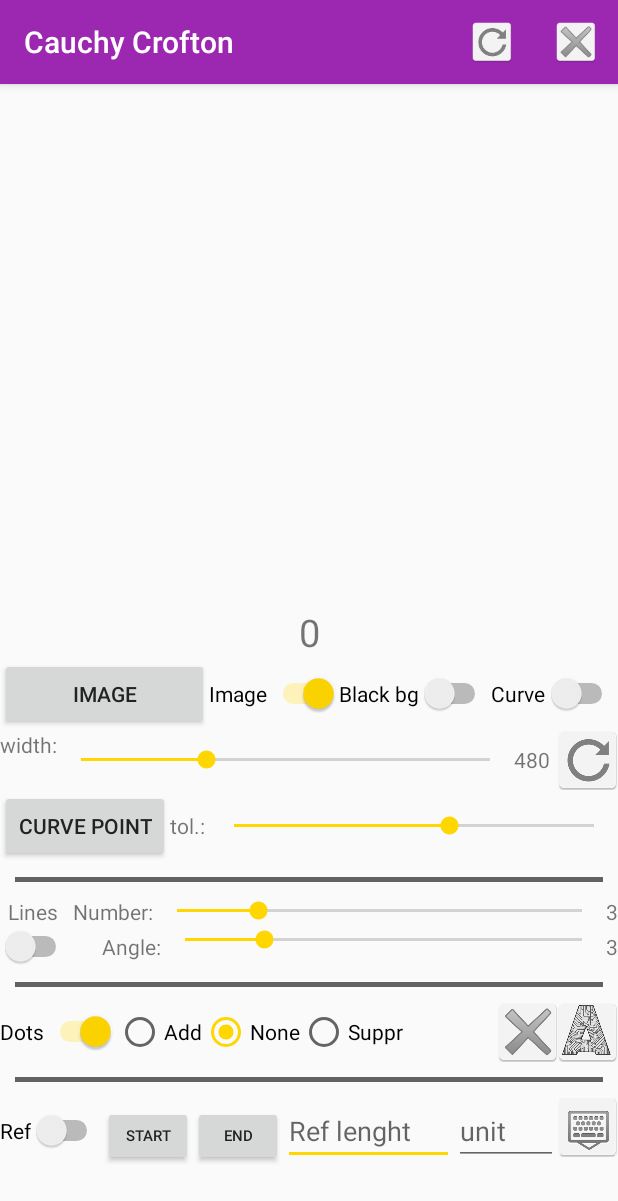
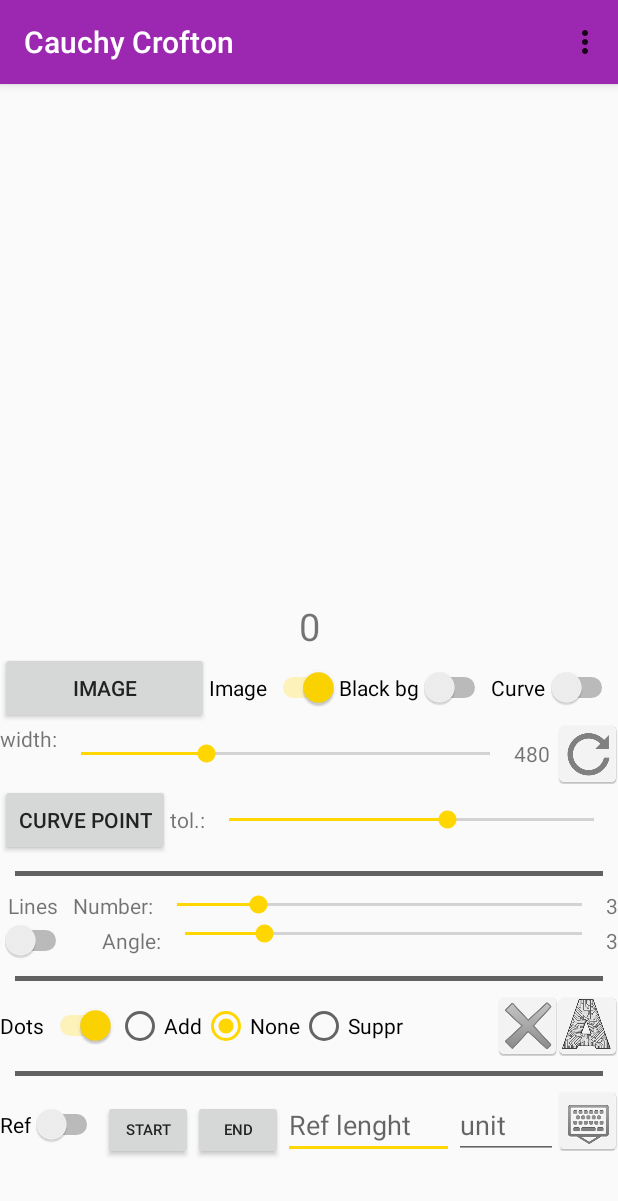
Before and after one commit to pauldubois98/CauchyCroftonApp, an Android app: the screen it shows after launch (MainActivity), on a phone screen of 412 x 824 dp. Shown: the top 1201 px of the screen. Run offline under Robolectric (Android 15) with nearby library versions, the phone set to English and light mode, and no system bars; pictures from the network do not load.

Commit message:
update app (extracting ressources) & update webpages

```diff
--- a/app/src/main/res/layout/activity_main.xml
+++ b/app/src/main/res/layout/activity_main.xml
@@ -27,13 +27,13 @@
 
         <LinearLayout
             android:layout_width="match_parent"
-            android:layout_height="match_parent"
+            android:layout_height="wrap_content"
             android:orientation="vertical">
 
             <ImageView
                 android:id="@+id/img_view"
                 android:layout_width="match_parent"
-                android:layout_height="404dp"
+                android:layout_height="400dp"
                 android:layout_weight="10" />
 
             <TextView
@@ -55,25 +55,25 @@
                     android:layout_weight="1"
                     android:layout_height="wrap_content"
                     android:textColor="@color/colorButton"
-                    android:text="Image"/>
+                    android:text="@string/image_bt_txt"/>
                 <Switch
                     android:id="@+id/switch_image"
                     android:layout_width="wrap_content"
                     android:layout_height="wrap_content"
                     android:checked="true"
-                    android:text="Image" />
+                    android:text="@string/image_swich_txt" />
                 <Switch
                     android:id="@+id/switch_background"
                     android:layout_width="wrap_content"
                     android:layout_height="wrap_content"
                     android:checked="false"
-                    android:text="Black bg" />
+                    android:text="@string/black_bg_switch_txt" />
                 <Switch
                     android:id="@+id/switch_curve"
                     android:layout_width="wrap_content"
                     android:layout_height="wrap_content"
                     android:checked="false"
-                    android:text="Curve" />
+                    android:text="@string/curve_switch_txt" />
             </LinearLayout>
 
 
@@ -84,7 +84,7 @@
                 <TextView
                     android:layout_width="wrap_content"
                     android:layout_height="wrap_content"
-                    android:text="width:"/>
+                    android:text="@string/width_label_txt"/>
                 <SeekBar
                     android:id="@+id/seek_width"
                     android:layout_width="0dp"
@@ -99,20 +99,13 @@
                     android:layout_height="wrap_content"
                     android:layout_gravity="center"
                     android:text="480"/>
-                <!--
-                <Button
-                    android:id="@+id/default_width_bt"
-                    android:layout_width="60dp"
-                    android:layout_height="40dp"
-                    android:text="Reset"
-                    android:textSize="10sp"/>
-                    -->
                 <ImageButton
                     android:id="@+id/default_width_bt"
                     android:layout_width="40dp"
                     android:layout_height="40dp"
                     android:layout_marginLeft="5dp"
-                    android:src="@mipmap/reset"/>
+                    android:src="@mipmap/reset"
+                    android:layout_marginStart="5dp" />
             </LinearLayout>
 
 
@@ -125,13 +118,13 @@
                     android:layout_width="wrap_content"
                     android:layout_height="wrap_content"
                     android:textColor="@color/colorButton"
-                    android:text="Curve point"/>
+                    android:text="@string/curve_point_bt_txt"/>
 
                 <TextView
                     android:layout_width="wrap_content"
                     android:layout_height="wrap_content"
                     android:layout_gravity="center"
-                    android:text="tol.: "/>
+                    android:text="@string/tol_label_txt"/>
                 <SeekBar
                     android:id="@+id/seekTolerance"
                     android:layout_width="0dp"
@@ -160,13 +153,13 @@
                     android:layout_height="wrap_content"
                     android:layout_marginRight="15dp"
                     android:layout_marginLeft="2dp"
-                    android:text="Lines"
+                    android:text="@string/lines_label_txt"
                     android:layout_marginEnd="10dp"
                     android:layout_marginStart="5dp" />
                 <TextView
                     android:layout_width="wrap_content"
                     android:layout_height="wrap_content"
-                    android:text="Number:"/>
+                    android:text="@string/number_label_txt"/>
                 <SeekBar
                     android:id="@+id/seek_nb_lines"
                     android:layout_width="0dp"
@@ -188,11 +181,12 @@
                     android:id="@+id/switch_lines"
                     android:layout_width="wrap_content"
                     android:layout_height="wrap_content"
-                    android:layout_marginRight="20dp" />
+                    android:layout_marginRight="20dp"
+                    android:layout_marginEnd="20dp" />
                 <TextView
                     android:layout_width="wrap_content"
                     android:layout_height="wrap_content"
-                    android:text="Angle:" />
+                    android:text="@string/angle_label_txt" />
                 <SeekBar
                     android:id="@+id/seek_angle_lines"
                     android:layout_width="0dp"
@@ -226,7 +220,7 @@
                     android:layout_gravity="center"
                     android:gravity="center"
                     android:checked="true"
-                    android:text="Dots"/>
+                    android:text="@string/dots_switch_txt"/>
                 <RadioGroup
                     android:layout_width="0dp"
                     android:layout_weight="1"
@@ -237,28 +231,19 @@
                         android:id="@+id/radio_add_bt"
                         android:layout_width="wrap_content"
                         android:layout_height="wrap_content"
-                        android:text="Add"/>
+                        android:text="@string/add_radio_txt"/>
                     <RadioButton
                         android:id="@+id/radio_none_bt"
                         android:layout_width="wrap_content"
                         android:layout_height="wrap_content"
                         android:checked="true"
-                        android:text="None"/>
+                        android:text="@string/none_radio_txt"/>
                     <RadioButton
                         android:id="@+id/radio_suppr_bt"
                         android:layout_width="wrap_content"
                         android:layout_height="wrap_content"
-                        android:text="Suppr"/>
+                        android:text="@string/suppr_radio_txt"/>
                 </RadioGroup>
-                <!--
-                <Button
-                    android:id="@+id/auto_dots_bt"
-                    android:layout_width="wrap_content"
-                    android:layout_height="40dp"
-                    android:textSize="10sp"
-                    android:textColor="@color/colorButton"
-                    android:text="Automatic"/>
-                    -->
                 <ImageButton
                     android:id="@+id/suppr_all_dots"
                     android:layout_width="40dp"
@@ -287,21 +272,21 @@
                     android:layout_width="wrap_content"
                     android:layout_height="wrap_content"
                     android:layout_gravity="center"
-                    android:text="Ref"/>
+                    android:text="@string/ref_switch_txt"/>
                 <Button
                     android:id="@+id/length_ref_begin_bt"
                     android:layout_width="60dp"
                     android:layout_height="40dp"
                     android:textSize="10sp"
                     android:textColor="@color/colorButton"
-                    android:text="start"/>
+                    android:text="@string/start_ref_bt_txt"/>
                 <Button
                     android:id="@+id/length_ref_end_bt"
                     android:layout_width="60dp"
                     android:layout_height="40dp"
                     android:textSize="10sp"
                     android:textColor="@color/colorButton"
-                    android:text="end"/>
+                    android:text="@string/end_ref_bt_txt"/>
                 <EditText
                     android:id="@+id/editTextRefLenght"
                     android:layout_width="0dp"
@@ -309,35 +294,25 @@
                     android:layout_weight="5"
                     android:ems="10"
                     android:inputType="number"
-                    android:hint="Ref lenght"/>
-                <!--- <Spinner
-                    android:layout_width="wrap_content"
-                    android:layout_height="wrap_content">
-
-                </Spinner> -->
+                    android:hint="@string/ref_lenght_label_txt"/>
                 <EditText
                     android:id="@+id/editTextRefUnit"
                     android:layout_width="0dp"
                     android:layout_height="wrap_content"
                     android:layout_weight="3"
-                    android:hint="unit" />
-
-
+                    android:hint="@string/unit_text_edit_hint" />
                 <ImageButton
                     android:id="@+id/keyboard_down_button"
                     android:layout_width="40dp"
                     android:layout_height="40dp"
                     android:src="@mipmap/keyboard_down"/>
+            </LinearLayout>
 
-            </LinearLayout>
+
 
             <TextView
                 android:layout_width="match_parent"
                 android:layout_height="100dp" />
-
-
-
-
         </LinearLayout>
     </ScrollView>
 
--- a/app/src/main/res/menu/main_menu.xml
+++ b/app/src/main/res/menu/main_menu.xml
@@ -2,19 +2,19 @@
 <menu xmlns:android="http://schemas.android.com/apk/res/android"
     xmlns:app="http://schemas.android.com/apk/res-auto">
 
-
-    <!-- "Mark Favorite", should appear as action button if possible -->
     <item
-        android:id="@+id/explanations"
-        android:icon="@mipmap/reset"
-        app:showAsAction="ifRoom"
-        android:title="Why does this works?"
+        android:id="@+id/deep_explanations"
+        app:showAsAction="never"
+        android:title="@string/mathematical_explanations"
+        />
+    <item
+    android:id="@+id/explanations"
+    app:showAsAction="never"
+    android:title="@string/quick_explanations"
+        />
+    <item android:id="@+id/about_me"
+        app:showAsAction="never"
+        android:title="@string/about_me"
         />
 
-    <!-- Settings, should always be in the overflow -->
-    <item android:id="@+id/about_us"
-        android:icon="@mipmap/suppr_all_dots"
-        app:showAsAction="ifRoom"
-        android:title="Abous Us" />
-
 </menu>
--- a/app/src/main/res/values/strings.xml
+++ b/app/src/main/res/values/strings.xml
@@ -1,3 +1,28 @@
 <resources>
     <string name="app_name">Cauchy Crofton</string>
+    <string name="alert_message">Part of our 2nd year at UCL</string>
+    <string name="alert_title">Cauchy-Crofton App</string>
+    <string name="alert_positive_bt">OK</string>
+    <string name="quick_explanations">Quick Explanations</string>
+    <string name="mathematical_explanations">Mathematical Explanations</string>
+    <string name="about_me">About Me</string>
+    <string name="image_bt_txt">Image</string>
+    <string name="image_swich_txt">Image</string>
+    <string name="black_bg_switch_txt">Black bg</string>
+    <string name="curve_switch_txt">Curve</string>
+    <string name="width_label_txt">width:</string>
+    <string name="curve_point_bt_txt">Curve point</string>
+    <string name="tol_label_txt">tol.:</string>
+    <string name="lines_label_txt">Lines</string>
+    <string name="number_label_txt">Number:</string>
+    <string name="angle_label_txt">Angle:</string>
+    <string name="dots_switch_txt">Dots</string>
+    <string name="add_radio_txt">Add</string>
+    <string name="none_radio_txt">None</string>
+    <string name="suppr_radio_txt">Suppr</string>
+    <string name="ref_switch_txt">Ref</string>
+    <string name="start_ref_bt_txt">start</string>
+    <string name="end_ref_bt_txt">end</string>
+    <string name="ref_lenght_label_txt">Ref lenght</string>
+    <string name="unit_text_edit_hint">unit</string>
 </resources>
```
Also changed, not shown: app/src/main/java/com/the/unknown/cauchycroftonapp/MainActivity.java (+8 -8 lines), 4 other files.
